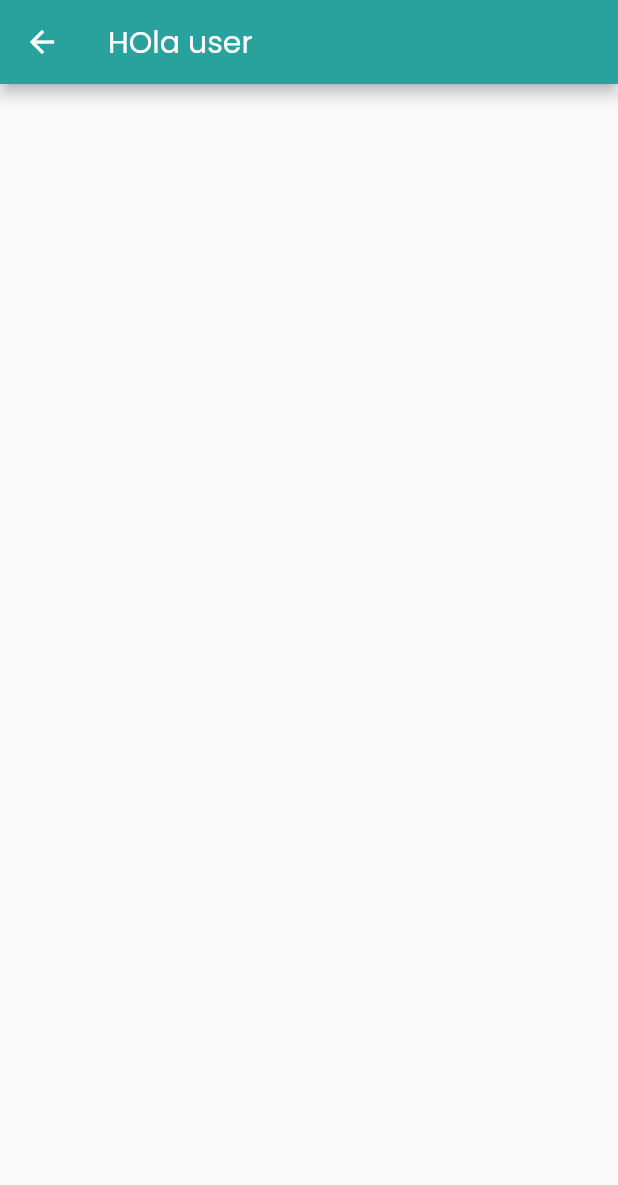
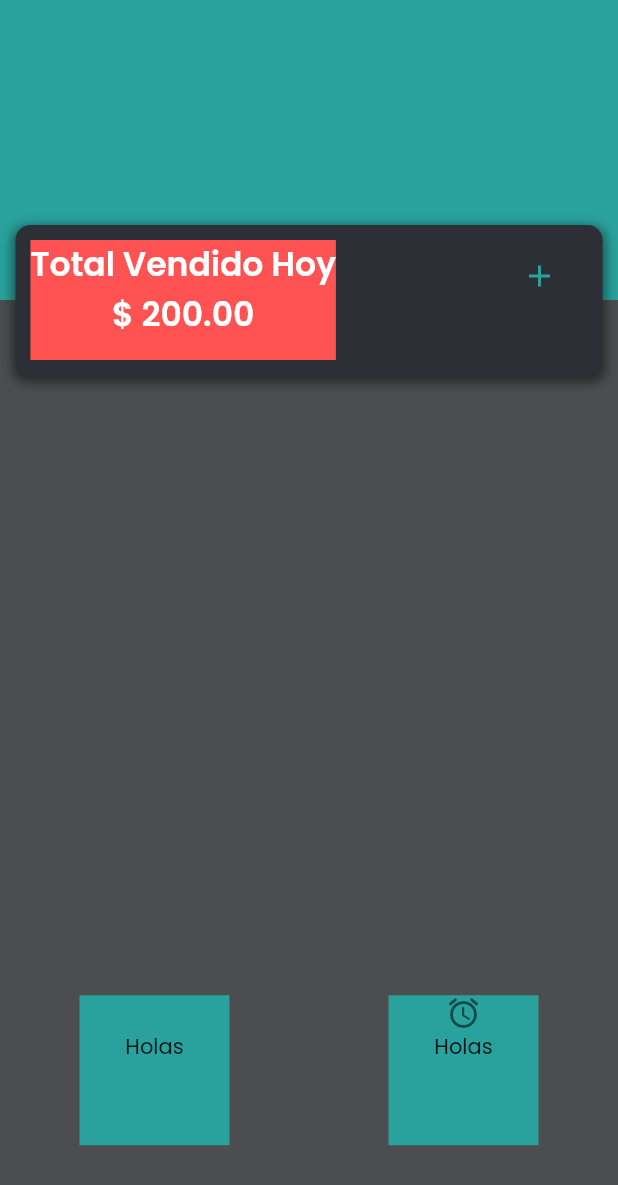
Before and after one commit to Hectorc70/ss_manager, a Flutter app: the HomePage screen opened by its route, on a phone screen of 412 x 824 dp. Shown: the top 1185 px of the screen. Run offline on Flutter 3.47's test engine with Material 2 defaults, Android fonts, the phone set to English and light mode, and no system bars; our stand-ins replace firebase_auth, firebase_core; accounts and stored records are empty.

Commit message:
Diseño de page de home
-card de total vendido
- colores
- appbar

```diff
--- a/lib/src/pages/home_page.dart
+++ b/lib/src/pages/home_page.dart
@@ -1,15 +1,134 @@
 import 'package:flutter/material.dart';
 import 'package:provider/provider.dart';
 import 'package:ss_manager/src/validations/autenticacion.dart';
+import 'package:ss_manager/src/widgets/custom_widgets.dart';
 
 class HomePage extends StatelessWidget {
   @override
   Widget build(BuildContext context) {
-    return Scaffold(
-      appBar: AppBar(
-        title: Text('HOla user'),
+    final colorSecond = Theme.of(context).colorScheme.secondary;
+    final width = MediaQuery.of(context).size.width;
+
+    return Material(
+      child: Stack(
+        children: [
+          WillPopScope(
+              child: Scaffold(
+                appBar: PreferredSize(
+                  preferredSize: Size(double.infinity, 200),
+                  child: AppBarHomeCustom(),
+                ),
+                body: BodyHome(),
+                bottomNavigationBar: BottomNavBarCustom(),
+              ),
+              onWillPop: () {
+                return new Future(() => false);
+              }),
+          Column(
+            children: [
+              SafeArea(child: Container(height: 150.0)),
+              _cardTotalSold(context),
+            ],
+          )
+        ],
       ),
-      body: Container(),
+    );
+  }
+
+  Widget _cardTotalSold(BuildContext context) {
+    final colorSecond2 = Theme.of(context).colorScheme.secondaryVariant;
+    final width = MediaQuery.of(context).size.width;
+
+    return Container(
+      height: 100.0,
+      width: width * .95,
+      padding: EdgeInsets.all(10.0),
+      decoration: BoxDecoration(
+          color: colorSecond2,
+          borderRadius: BorderRadius.circular(10.0),
+          boxShadow: <BoxShadow>[
+            BoxShadow(
+              color: Colors.black45,
+              blurRadius: 5.0,
+              offset: Offset(0.0, 3.0),
+              spreadRadius: 2.0,
+            )
+          ]),
+      child: Row(children: [
+        Container(
+          color: Colors.redAccent,
+          child: Column(
+            children: [
+              Text(
+                'Total Vendido Hoy',
+                style: TextStyle(
+                    color: Colors.white,
+                    fontWeight: FontWeight.w600,
+                    fontSize: 22.0),
+              ),
+              Text(
+                "\$ 200.00",
+                style: TextStyle(
+                    color: Colors.white,
+                    fontWeight: FontWeight.w600,
+                    fontSize: 22.0),
+              )
+            ],
+          ),
+        ),
+        Expanded(child: SizedBox()),
+        Container(
+          child: Column(
+            children: [TextButton(onPressed: () {}, child: Icon(Icons.add))],
+          ),
+        )
+      ]),
     );
   }
 }
+
+class BodyHome extends StatelessWidget {
+  @override
+  Widget build(BuildContext context) {
+    final colorSecond = Theme.of(context).colorScheme.secondary;
+    return Container(
+      width: double.infinity,
+      color: colorSecond,
+      child: Column(
+        children: [
+          _title(context),
+        ],
+      ),
+    );
+  }
+
+  Widget _title(BuildContext context) {
+    return Container(
+      child: Column(
+        children: [
+          Text(
+            "Ultimas Ventas",
+            style: TextStyle(
+                color: Colors.white,
+                fontWeight: FontWeight.w600,
+                fontSize: 22.0),
+          ),
+        ],
+      ),
+    );
+  }
+
+  Widget _bottomBar(BuildContext context) {
+    final cardOptionReportar = Container(
+      color: Colors.red,
+      child: Column(
+        children: [Icon(Icons.report), Text('Reportar Error')],
+      ),
+    );
+    return Container(
+        child: ListView(
+      scrollDirection: Axis.horizontal,
+      children: [cardOptionReportar],
+    ));
+  }
+}
--- a/lib/src/widgets/custom_widgets.dart
+++ b/lib/src/widgets/custom_widgets.dart
@@ -0,0 +1,64 @@
+import 'package:flutter/material.dart';
+
+class AppBarHomeCustom extends StatelessWidget {
+  @override
+  Widget build(BuildContext context) {
+    Widget welcome = Text(
+      'Hola Bienvenido!',
+      style: TextStyle(
+        fontFamily: "Poppins",
+        fontStyle: FontStyle.normal,
+        fontWeight: FontWeight.w800,
+        fontSize: 22.0,
+        color: Colors.white,
+      ),
+    );
+
+    final colorPrincipal = Theme.of(context).primaryColor;
+    return Container(
+      child: Container(
+        padding: EdgeInsets.fromLTRB(20.0, 20.0, 70.0, 5.0),
+        decoration: BoxDecoration(
+          color: colorPrincipal,
+        ),
+      ),
+    );
+  }
+}
+
+class BottomNavBarCustom extends StatelessWidget {
+  @override
+  Widget build(BuildContext context) {
+    final colorSecond = Theme.of(context).colorScheme.secondary;
+
+    return Container(
+        height: 200.0,
+        color: colorSecond,
+        child: BottomNavigationBar(
+          backgroundColor: colorSecond,
+          elevation: 0.0,
+
+          items: [
+            BottomNavigationBarItem(
+                icon: _bottomNavBarItemCustom(context), label: ''),
+            BottomNavigationBarItem(
+                icon: _bottomNavBarItemCustom(context), label: ''),
+          ],
+        ));
+  }
+
+  Widget _bottomNavBarItemCustom(BuildContext context) {
+    final colorPrimary = Theme.of(context).primaryColor;
+    return Container(
+      width: 100.0,
+      height: 100.0,
+      color: colorPrimary,
+      child: Column(
+        children: [
+          Icon(Icons.access_alarm),
+          Text('Holas'),
+        ],
+      ),
+    );
+  }
+}
```
Also changed, not shown: lib/src/pages/autenticacion/login_page.dart (+6 -4 lines), 1 other file.
